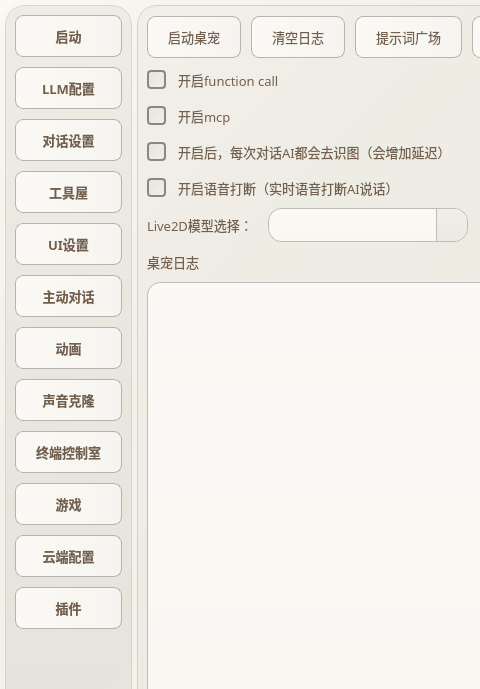
Qt form live-2d/test222.ui (morettt/my-neuro) before a commit; both pictures show x 0 to 480 and y 0 to 689 of the 879 by 800 pixel window.
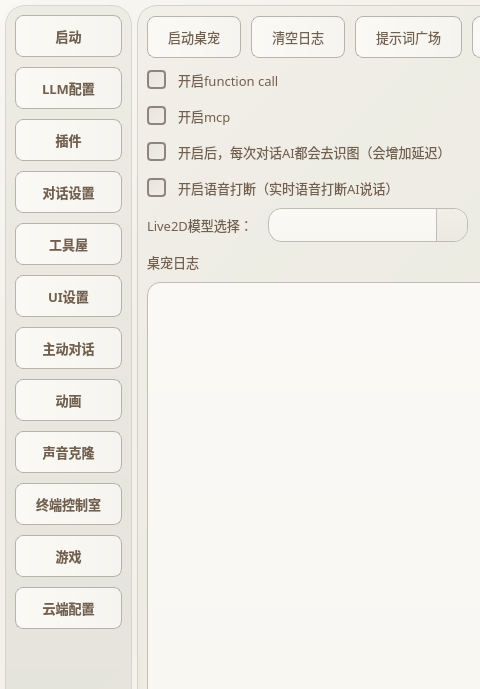
The same form after that commit.

Commit message: 增加插件广场

Diff of the .ui file:
```diff
--- a/live-2d/test222.ui
+++ b/live-2d/test222.ui
@@ -623,6 +623,30 @@
          </property>
         </widget>
        </item>
+       <item>
+        <widget class="QPushButton" name="pushButton_plugins">
+         <property name="sizePolicy">
+          <sizepolicy hsizetype="Minimum" vsizetype="Preferred">
+           <horstretch>0</horstretch>
+           <verstretch>0</verstretch>
+          </sizepolicy>
+         </property>
+         <property name="font">
+          <font>
+           <family>微软雅黑</family>
+           <pointsize>10</pointsize>
+           <weight>75</weight>
+           <bold>true</bold>
+          </font>
+         </property>
+         <property name="text">
+          <string>插件</string>
+         </property>
+         <property name="checkable">
+          <bool>true</bool>
+         </property>
+        </widget>
+       </item>
        <item>
         <widget class="QPushButton" name="pushButton_5">
          <property name="sizePolicy">
@@ -839,30 +863,6 @@
          </property>
         </widget>
        </item>
-       <item>
-        <widget class="QPushButton" name="pushButton_plugins">
-         <property name="sizePolicy">
-          <sizepolicy hsizetype="Minimum" vsizetype="Preferred">
-           <horstretch>0</horstretch>
-           <verstretch>0</verstretch>
-          </sizepolicy>
-         </property>
-         <property name="font">
-          <font>
-           <family>微软雅黑</family>
-           <pointsize>10</pointsize>
-           <weight>75</weight>
-           <bold>true</bold>
-          </font>
-         </property>
-         <property name="text">
-          <string>插件</string>
-         </property>
-         <property name="checkable">
-          <bool>true</bool>
-         </property>
-        </widget>
-       </item>
        <item>
         <spacer name="verticalSpacer_2">
          <property name="orientation">
```
The commit also changes 1 other file.
